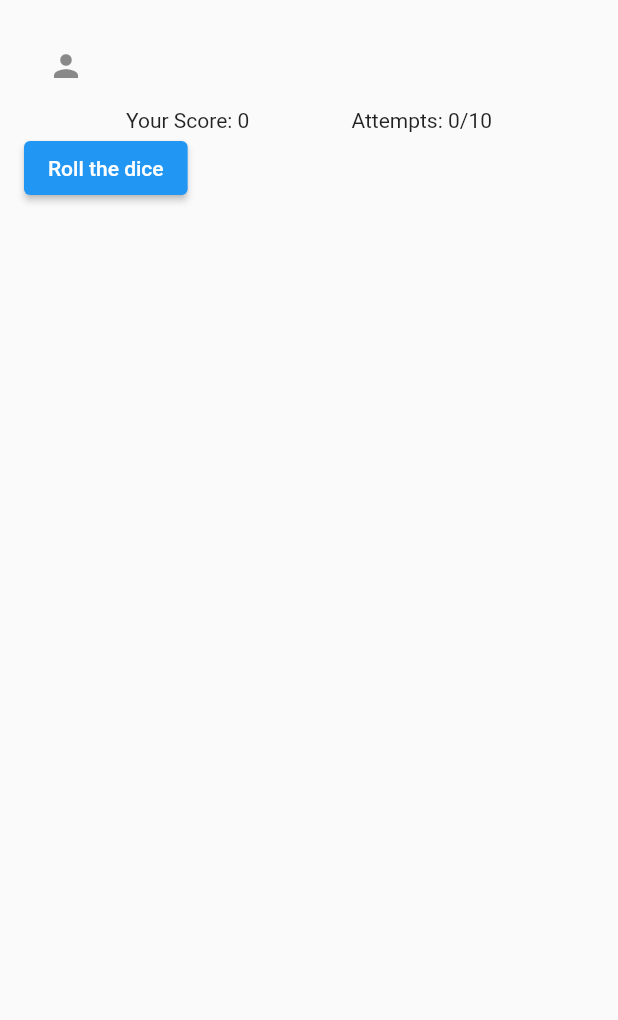
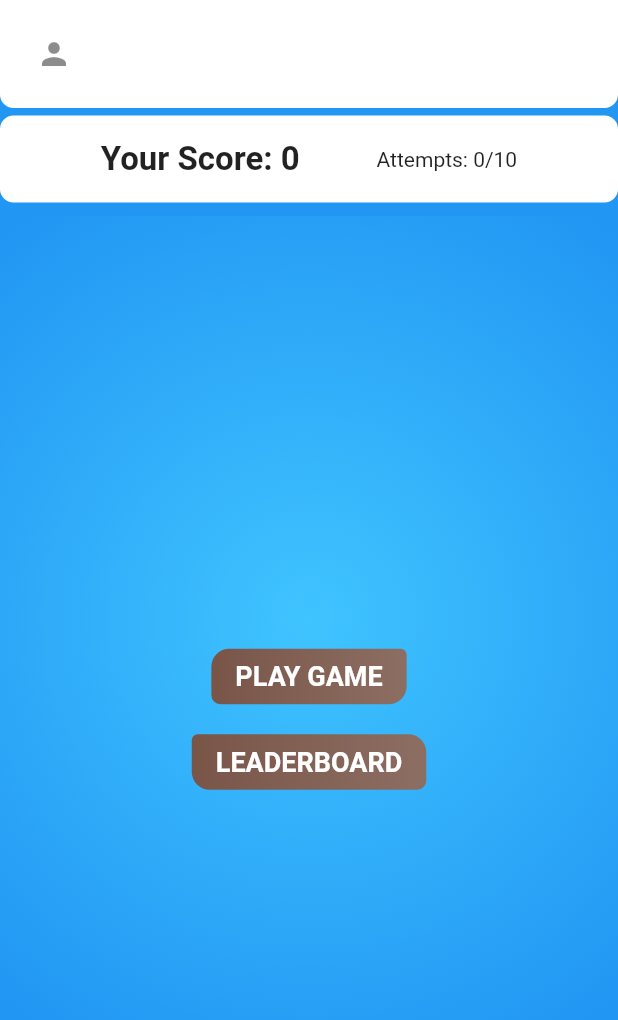
Before and after one commit to nikhilsn/rool_a_dice, a Flutter app: the screen it shows once a user with an empty profile is signed in, on a phone screen of 412 x 824 dp. Shown: the top 1020 px of the screen. Run offline on Flutter 3.47's test engine with Material 2 defaults, Android fonts, the phone set to English and light mode, and no system bars; our stand-ins replace firebase_auth, firebase_core, firebase_database, google_sign_in, shared_preferences; accounts and stored records are empty.

Commit message:
home screen ui created

```diff
--- a/lib/main.dart
+++ b/lib/main.dart
@@ -5,6 +5,7 @@ import 'package:roll_a_dice/resources/environment_constants.dart';
 import 'package:roll_a_dice/services/authentication/firebase_user_stream.dart';
 import 'package:roll_a_dice/ui/screens/authentication/singin_screen.dart';
 import 'package:roll_a_dice/ui/screens/game_screen.dart';
+import 'package:roll_a_dice/ui/screens/home_screen.dart';
 
 class MyApp extends StatelessWidget {
   final FirebaseUserStream _userStream=  FirebaseUserStream();
@@ -24,7 +25,7 @@ class MyApp extends StatelessWidget {
           builder: (context, snapshot) {
             if (snapshot.hasData && snapshot.connectionState==ConnectionState.active) {
               if (snapshot.data!) {
-                return GameScreen();
+                return HomeScreen();
               } else {
                 return _appConfig.environment == Environments.DEV
                     ? const SinginScreen()
--- /dev/null
+++ b/lib/models/leaderboard.dart
@@ -0,0 +1,8 @@
+class LeaderBoard {
+  late int rank;
+  late String name;
+  late String photoUrl;
+  late int score;
+
+  LeaderBoard(this.score, this.photoUrl, this.name, {this.rank = 0});
+}
--- /dev/null
+++ b/lib/services/leaderboard_stream/leaderboard_stream.dart
@@ -0,0 +1,16 @@
+import 'dart:async';
+
+import 'package:flutter/cupertino.dart';
+import 'package:roll_a_dice/models/leaderboard.dart';
+import 'package:roll_a_dice/storage/firebase_storage.dart';
+
+class LeaderBoardProvider with ChangeNotifier {
+  List<LeaderBoard> _leaderBoard = [];
+
+  void fetchLeaderBoard() async {
+    _leaderBoard = await FirebaseRealtimeStorage().getLeaderBoard();
+    notifyListeners();
+  }
+
+  get leaderBoardList => _leaderBoard;
+}
--- a/lib/storage/firebase_storage.dart
+++ b/lib/storage/firebase_storage.dart
@@ -1,9 +1,15 @@
+import 'dart:collection';
+import 'dart:convert';
+
 import 'package:firebase_database/firebase_database.dart';
+import 'package:roll_a_dice/models/leaderboard.dart';
+import 'package:roll_a_dice/resources/constants.dart';
 import 'package:roll_a_dice/services/authentication/user_profile.dart';
 
 class FirebaseRealtimeStorage {
   final DatabaseReference _reference = FirebaseDatabase.instance.ref();
   late DatabaseReference _userRef;
+  List<LeaderBoard> _leaderBoard = [];
 
   FirebaseRealtimeStorage() {
     _userRef = _reference.child('user');
@@ -31,4 +37,16 @@ class FirebaseRealtimeStorage {
     print(event.snapshot.value);
     return event.snapshot.value;
   }
+
+  Future<List<LeaderBoard>> getLeaderBoard() async {
+    DatabaseEvent event = await _userRef.once();
+    final jsonData = event.snapshot.value as Map<dynamic, dynamic>;
+    for (var value in jsonData.values) {
+      _leaderBoard.add(LeaderBoard(value['score'], value['photourl'] ?? 'photo',
+          value['name'] ?? 'name'));
+    }
+
+    _leaderBoard.sort((a, b) => b.score.compareTo(a.score));
+    return _leaderBoard;
+  }
 }
--- a/lib/ui/screens/game_screen.dart
+++ b/lib/ui/screens/game_screen.dart
@@ -1,12 +1,11 @@
 import 'dart:math';
 
-import 'package:firebase_auth/firebase_auth.dart';
 import 'package:flutter/material.dart';
-import 'package:provider/provider.dart';
-import 'package:roll_a_dice/services/authentication/google_authentication.dart';
-import 'package:roll_a_dice/services/authentication/user_profile.dart';
 import 'package:roll_a_dice/services/score/attempt_stream.dart';
 import 'package:roll_a_dice/services/score/score_stream.dart';
+import 'package:roll_a_dice/ui/screens/leaderboard_screen.dart';
+import 'package:roll_a_dice/ui/widgets/profile_widget.dart';
+import 'package:roll_a_dice/ui/widgets/score_widget.dart';
 
 class GameScreen extends StatefulWidget {
   GameScreen({Key? key}) : super(key: key);
@@ -18,21 +17,6 @@ class GameScreen extends StatefulWidget {
 class _GameScreenState extends State<GameScreen> {
   final ScoreStream _scoreStream = ScoreStream();
   final AttemptStream _attemptStream = AttemptStream();
-
-  Widget _profileSection() {
-    User? user = UserProfileProvider().userProfile;
-    if (user == null) {
-      LoginWithGoogle().signOut();
-    }
-    return Container(
-        width: MediaQuery.of(context).size.width,
-        child: ListTile(
-          leading: user!.photoURL == null
-              ? const Icon(Icons.person)
-              : Image.network(user.photoURL!),
-          title: Text(user.displayName!),
-        ));
-  }
 
   Widget _rollADiceButton() {
     return ElevatedButton(
@@ -49,30 +33,15 @@ class _GameScreenState extends State<GameScreen> {
         child: Text('Roll the dice'));
   }
 
-  Widget _scoreWidget() {
-    return Row(
-      mainAxisAlignment: MainAxisAlignment.spaceEvenly,
-      children: [
-        StreamBuilder<int>(
-            stream: _scoreStream.score,
-            builder: (context, snapshot) {
-              int currentScore = 0;
-              if (snapshot.hasData && snapshot.data != null) {
-                currentScore = snapshot.data!;
-              }
-              return Text('Your Score: $currentScore');
-            }),
-        StreamBuilder<int>(
-            stream: _attemptStream.attempts,
-            builder: (context, snapshot) {
-              int currentAttempt = 0;
-              if (snapshot.hasData && snapshot.data != null) {
-                currentAttempt = snapshot.data!;
-              }
-              return Text('Attempts: $currentAttempt/10');
-            }),
-      ],
-    );
+  Widget _leaderBoardbutton() {
+    return ElevatedButton(
+        onPressed: () {
+          Navigator.push(
+              context,
+              MaterialPageRoute(
+                  builder: (context) => const LeaderBoardScreen()));
+        },
+        child: const Text('LeaderBoard'));
   }
 
   @override
@@ -84,7 +53,12 @@ class _GameScreenState extends State<GameScreen> {
             padding: const EdgeInsets.all(16.0),
             child: Column(
               crossAxisAlignment: CrossAxisAlignment.start,
-              children: [_profileSection(), _scoreWidget(), _rollADiceButton()],
+              children: [
+                const ProfileWidget(),
+                ScoreWidget(),
+                _rollADiceButton(),
+                _leaderBoardbutton()
+              ],
             ),
           ),
         ),
--- /dev/null
+++ b/lib/ui/screens/home_screen.dart
@@ -0,0 +1,113 @@
+import 'package:firebase_auth/firebase_auth.dart';
+import 'package:flutter/material.dart';
+import 'package:roll_a_dice/resources/FadePageRoute.dart';
+import 'package:roll_a_dice/ui/screens/game_screen.dart';
+import 'package:roll_a_dice/ui/screens/leaderboard_screen.dart';
+import 'package:roll_a_dice/ui/widgets/profile_widget.dart';
+import 'package:roll_a_dice/ui/widgets/score_widget.dart';
+
+import '../../services/authentication/google_authentication.dart';
+import '../../services/authentication/user_profile.dart';
+import '../../services/score/attempt_stream.dart';
+import '../../services/score/score_stream.dart';
+
+class HomeScreen extends StatefulWidget {
+  const HomeScreen({Key? key}) : super(key: key);
+
+  @override
+  State<HomeScreen> createState() => _HomeScreenState();
+}
+
+class _HomeScreenState extends State<HomeScreen> {
+  Widget _playButtons() {
+    return GestureDetector(
+      onTap: () {
+        Navigator.push(
+            context, FadePageRoute(GameScreen()));
+      },
+      child: Container(
+        decoration: BoxDecoration(
+            borderRadius: const BorderRadius.only(
+                topLeft: Radius.circular(12),
+                bottomRight: Radius.circular(12),
+                topRight: Radius.circular(4),
+                bottomLeft: Radius.circular(6)),
+            gradient:
+                LinearGradient(colors: [Colors.brown, Colors.brown.shade400])),
+        child: const Padding(
+          padding: EdgeInsets.only(top: 8, bottom: 8, left: 16, right: 16),
+          child: Text(
+            'PLAY GAME',
+            style: TextStyle(
+                color: Colors.white, fontWeight: FontWeight.bold, fontSize: 18),
+          ),
+        ),
+      ),
+    );
+  }
+
+  Widget _leaderBoardButtons() {
+    return GestureDetector(
+      onTap: () {
+        Navigator.push(
+            context, FadePageRoute(const LeaderBoardScreen()));
+      },
+      child: Container(
+        decoration: BoxDecoration(
+            borderRadius: const BorderRadius.only(
+                topRight: Radius.circular(12),
+                bottomLeft: Radius.circular(12),
+                topLeft: Radius.circular(4),
+                bottomRight: Radius.circular(6)),
+            gradient:
+                LinearGradient(colors: [Colors.brown, Colors.brown.shade400])),
+        child: const Padding(
+          padding: EdgeInsets.only(top: 8, bottom: 8, left: 16, right: 16),
+          child: Text(
+            'LEADERBOARD',
+            style: TextStyle(
+                color: Colors.white, fontWeight: FontWeight.bold, fontSize: 18),
+          ),
+        ),
+      ),
+    );
+  }
+
+  @override
+  Widget build(BuildContext context) {
+    return Scaffold(
+      body: SafeArea(
+        child: Container(
+          height: MediaQuery.of(context).size.height,
+          width: MediaQuery.of(context).size.width,
+          decoration: const BoxDecoration(
+              gradient: RadialGradient(
+                  colors: [Colors.lightBlueAccent, Colors.blue], radius: 0.8)),
+          child: Column(
+            children: [
+              const ProfileWidget(),
+              const SizedBox(
+                height: 5,
+              ),
+              ScoreWidget(),
+              Expanded(
+                  child: Center(
+                child: Column(
+                  mainAxisAlignment: MainAxisAlignment.center,
+                  mainAxisSize: MainAxisSize.min,
+                  children: [
+                    _playButtons(),
+                    const SizedBox(
+                      height: 20,
+                    ),
+                    _leaderBoardButtons()
+                  ],
+                ),
+              ))
+            ],
+          ),
+        ),
+      ),
+    );
+  }
+}
--- /dev/null
+++ b/lib/ui/widgets/profile_widget.dart
@@ -0,0 +1,46 @@
+import 'package:firebase_auth/firebase_auth.dart';
+import 'package:flutter/material.dart';
+
+import '../../services/authentication/google_authentication.dart';
+import '../../services/authentication/user_profile.dart';
+
+class ProfileWidget extends StatelessWidget {
+  const ProfileWidget({Key? key}) : super(key: key);
+
+  Widget _profileSection(BuildContext context) {
+    User? user = UserProfileProvider().userProfile;
+    if (user == null) {
+      LoginWithGoogle().signOut();
+    }
+
+    return Container(
+        decoration: const BoxDecoration(
+            borderRadius: BorderRadius.only(
+                bottomLeft: Radius.circular(9),
+                bottomRight: Radius.circular(9)),
+            boxShadow: [
+              BoxShadow(
+                color: Colors.blue,
+                offset: Offset(0, 9),
+              ),
+            ],
+            color: Colors.white),
+        width: MediaQuery.of(context).size.width,
+        child: Padding(
+          padding: const EdgeInsets.all(8.0),
+          child: ListTile(
+            leading: user!.photoURL == null
+                ? const Icon(Icons.person)
+                : CircleAvatar(
+                    foregroundImage: Image.network(user.photoURL!).image,
+                  ),
+            title: Text(user.displayName!),
+          ),
+        ));
+  }
+
+  @override
+  Widget build(BuildContext context) {
+    return _profileSection(context);
+  }
+}
--- /dev/null
+++ b/lib/ui/widgets/score_widget.dart
@@ -0,0 +1,59 @@
+import 'package:flutter/material.dart';
+
+import '../../services/score/attempt_stream.dart';
+import '../../services/score/score_stream.dart';
+
+class ScoreWidget extends StatelessWidget {
+  ScoreWidget({Key? key}) : super(key: key);
+
+  final ScoreStream _scoreStream = ScoreStream();
+  final AttemptStream _attemptStream = AttemptStream();
+
+  Widget _scoreWidget() {
+    return Container(
+      decoration: BoxDecoration(
+          borderRadius: BorderRadius.circular(9),
+          boxShadow: const [
+            BoxShadow(
+              color: Colors.blue,
+              offset: Offset(0, 9),
+            ),
+          ],
+          color: Colors.white),
+      child: Padding(
+        padding: const EdgeInsets.all(16.0),
+        child: Row(
+          mainAxisAlignment: MainAxisAlignment.spaceEvenly,
+          children: [
+            StreamBuilder<int>(
+                stream: _scoreStream.score,
+                builder: (context, snapshot) {
+                  int currentScore = 0;
+                  if (snapshot.hasData && snapshot.data != null) {
+                    currentScore = snapshot.data!;
+                  }
+                  return Text(
+                    'Your Score: $currentScore',
+                    style: TextStyle(fontSize: 22, fontWeight: FontWeight.bold),
+                  );
+                }),
+            StreamBuilder<int>(
+                stream: _attemptStream.attempts,
+                builder: (context, snapshot) {
+                  int currentAttempt = 0;
+                  if (snapshot.hasData && snapshot.data != null) {
+                    currentAttempt = snapshot.data!;
+                  }
+                  return Text('Attempts: $currentAttempt/10');
+                }),
+          ],
+        ),
+      ),
+    );
+  }
+
+  @override
+  Widget build(BuildContext context) {
+    return _scoreWidget();
+  }
+}
```
Also changed, not shown: lib/main_dev.dart (+7 -1 lines), lib/resources/FadePageRoute.dart (added, +22 -0 lines), lib/ui/screens/leaderboard_screen.dart (added, +60 -0 lines).
